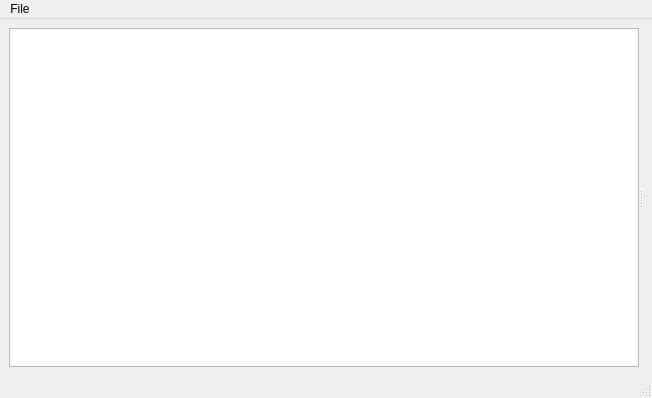
Old version of the form src/tiled/objecttypeseditor.ui in the repository mapeditor/tiled.
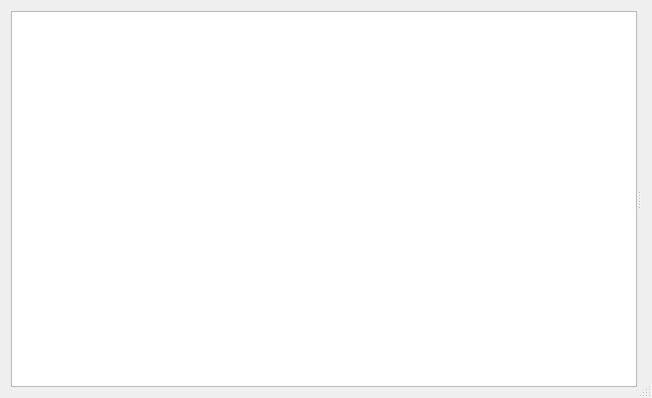
New version of the form. Custom widgets are drawn as their Qt base class.

Commit message:
Project: Moved object types file to project
Is now changed in Project Properties rather than being stored as a
global preference.

Issue #1665

```diff
--- a/src/tiled/objecttypeseditor.ui
+++ b/src/tiled/objecttypeseditor.ui
@@ -1,7 +1,7 @@
 <?xml version="1.0" encoding="UTF-8"?>
 <ui version="4.0">
  <class>ObjectTypesEditor</class>
- <widget class="QMainWindow" name="ObjectTypesEditor">
+ <widget class="QDialog" name="ObjectTypesEditor">
   <property name="geometry">
    <rect>
     <x>0</x>
@@ -13,8 +13,10 @@
   <property name="windowTitle">
    <string>Object Types Editor</string>
   </property>
-  <widget class="QWidget" name="centralwidget">
-   <layout class="QHBoxLayout" name="horizontalLayout_3">
+  <property name="sizeGripEnabled">
+   <bool>true</bool>
+  </property>
+  <layout class="QVBoxLayout" name="verticalLayout">
     <item>
      <widget class="QSplitter" name="splitter">
       <property name="orientation">
@@ -63,31 +65,6 @@
      </widget>
     </item>
    </layout>
-  </widget>
-  <widget class="QMenuBar" name="menubar">
-   <property name="geometry">
-    <rect>
-     <x>0</x>
-     <y>0</y>
-     <width>652</width>
-     <height>22</height>
-    </rect>
-   </property>
-   <property name="nativeMenuBar">
-    <bool>false</bool>
-   </property>
-   <widget class="QMenu" name="menuFile">
-    <property name="title">
-     <string>File</string>
-    </property>
-    <addaction name="actionChooseFile"/>
-    <addaction name="separator"/>
-    <addaction name="actionImport"/>
-    <addaction name="actionExport"/>
-   </widget>
-   <addaction name="menuFile"/>
-  </widget>
-  <widget class="QStatusBar" name="statusbar"/>
   <action name="actionExport">
    <property name="text">
     <string>Export Object Types...</string>
```
Left out of the diff: 13 changed lines with no effect on the pictures. Lines whose indentation alone changed are shown as unchanged. The commit also changes 15 other files.
